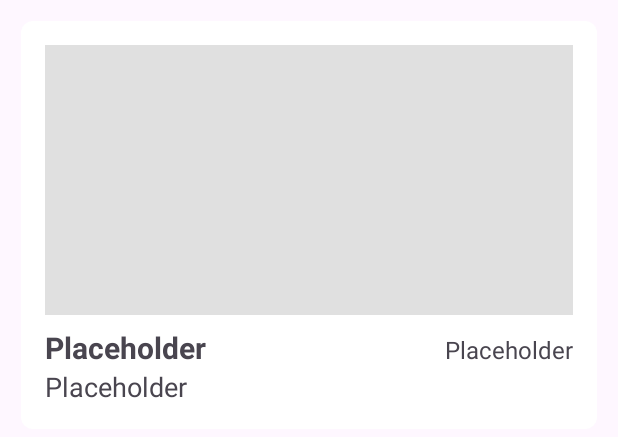
After one commit to Soulstriderx/recipe-savinig, an Android app: the layout layout_item_recipe.xml on its own in the app's theme, with its tools: preview values and no code run, on a phone screen of 412 x 824 dp. The commit adds this screen. Shown: the top 437 px of the screen. Run offline under Robolectric (Android 15) with nearby library versions, the phone set to English and light mode, and no system bars.

Commit message:
Adding Recipe Layout

```diff
--- /dev/null
+++ b/app/src/main/res/drawable/recipe_bg.xml
@@ -0,0 +1,23 @@
+<?xml version="1.0" encoding="utf-8"?>
+<selector xmlns:android="http://schemas.android.com/apk/res/android">
+    <item android:state_enabled="true" android:state_focused="true">
+        <shape android:shape="rectangle">
+            <corners android:radius="@dimen/space_xs" />
+            <solid android:color="@color/white" />
+            <padding android:top="@dimen/space_xs"
+                android:bottom="@dimen/space_xs"
+                android:left="@dimen/space_xs"
+                android:right="@dimen/space_xs" />
+        </shape>
+    </item>
+    <item android:state_enabled="true">
+        <shape android:shape="rectangle">
+            <corners android:radius="@dimen/space_xs" />
+            <solid android:color="@color/white" />
+            <padding android:top="@dimen/space_xs"
+                android:bottom="@dimen/space_xs"
+                android:left="@dimen/space_xs"
+                android:right="@dimen/space_xs" />
+        </shape>
+    </item>
+</selector>
--- /dev/null
+++ b/app/src/main/res/layout/layout_item_recipe.xml
@@ -0,0 +1,62 @@
+<?xml version="1.0" encoding="utf-8"?>
+<LinearLayout xmlns:android="http://schemas.android.com/apk/res/android"
+    android:layout_width="match_parent"
+    android:layout_height="wrap_content"
+    android:orientation="vertical"
+    android:background="@drawable/recipe_bg"
+    android:padding="@dimen/text_l"
+    android:layout_marginHorizontal="@dimen/space_l"
+    android:layout_marginTop="@dimen/space_l">
+
+    <ImageView
+        android:layout_width="match_parent"
+        android:layout_height="180dp"
+        android:background="@color/t_gray"
+        android:maxHeight="@dimen/space_xxxxxxxxl"/>
+
+    <Space
+        android:id="@+id/imagePadding"
+        android:layout_width="0dp"
+        android:layout_height="@dimen/space_xs" />
+
+    <LinearLayout
+        android:layout_width="match_parent"
+        android:layout_height="match_parent"
+        android:orientation="horizontal"
+        android:weightSum="2">
+
+        <TextView
+            android:id="@+id/tvTitle"
+            android:layout_width="wrap_content"
+            android:layout_height="wrap_content"
+            android:text="@string/placeholder"
+            android:textSize="@dimen/text_xxl"
+            android:textStyle="bold"
+            android:layout_weight="1"/>
+
+        <TextView
+            android:id="@+id/tvTime"
+            android:layout_width="wrap_content"
+            android:layout_height="wrap_content"
+            android:gravity="end"
+            android:text="@string/placeholder"
+            android:textSize="@dimen/text_l"
+            android:layout_weight="1"/>
+
+    </LinearLayout>
+
+    <TextView
+        android:id="@+id/tvDescription"
+        android:layout_width="match_parent"
+        android:layout_height="wrap_content"
+        android:text="@string/placeholder"
+        android:textSize="@dimen/text_xl" />
+
+    <GridLayout
+        android:id="@+id/llCategory"
+        android:layout_width="match_parent"
+        android:layout_height="wrap_content"
+        android:columnCount="3"
+        android:rowCount="1" />
+
+</LinearLayout>
--- a/app/src/main/res/values/strings.xml
+++ b/app/src/main/res/values/strings.xml
@@ -2,4 +2,8 @@
     <string name="app_name">RecipeSaving</string>
     <!-- TODO: Remove or change this placeholder text -->
     <string name="hello_blank_fragment">Hello blank fragment</string>
+    <string name="filter">Filter</string>
+    <string name="search">Search</string>
+    <string name="add_recipes">Add Recipes</string>
+    <string name="placeholder">Placeholder</string>
 </resources>
```
